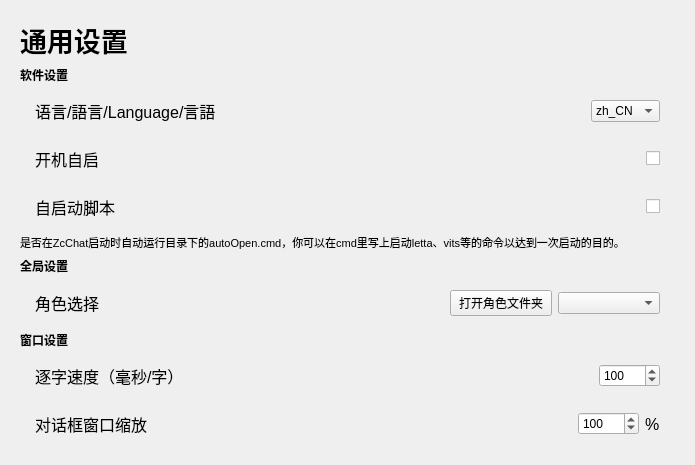
This is mianwindow_uichild/setting_general.ui in Zao-chen/ZcChat as Qt 5 draws it before an edit. The edited form follows.
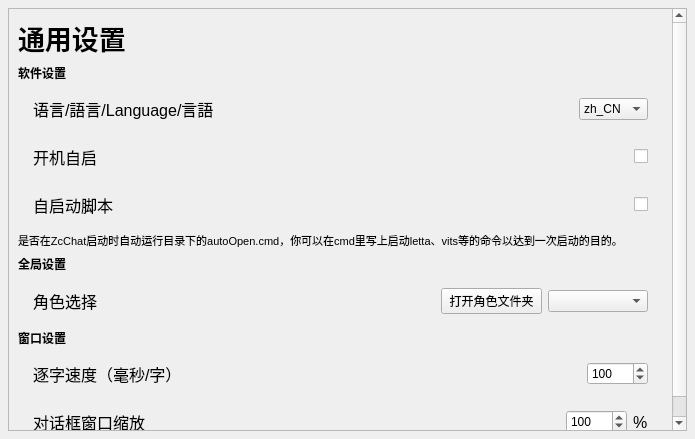
This is the edited form. Custom widgets are drawn as their Qt base class.

Commit message: [refactor] rename setting_actor to setting_actor_interface

```diff
--- a/mianwindow_uichild/setting_general.ui
+++ b/mianwindow_uichild/setting_general.ui
@@ -7,25 +7,40 @@
     <x>0</x>
     <y>0</y>
     <width>695</width>
-    <height>437</height>
+    <height>439</height>
    </rect>
   </property>
   <property name="windowTitle">
    <string>Form</string>
   </property>
-  <layout class="QVBoxLayout" name="verticalLayout" stretch="0,0,0,0,0,0,0,0,0,0,0,0,1">
+  <layout class="QVBoxLayout" name="verticalLayout" stretch="0">
    <property name="leftMargin">
-    <number>20</number>
+    <number>8</number>
    </property>
    <property name="topMargin">
-    <number>20</number>
+    <number>8</number>
    </property>
    <property name="rightMargin">
-    <number>20</number>
+    <number>8</number>
    </property>
    <property name="bottomMargin">
-    <number>20</number>
+    <number>8</number>
    </property>
+   <item>
+    <widget class="QScrollArea" name="scrollArea">
+     <property name="widgetResizable">
+      <bool>true</bool>
+     </property>
+     <widget class="QWidget" name="scrollAreaWidgetContents">
+      <property name="geometry">
+       <rect>
+        <x>0</x>
+        <y>0</y>
+        <width>677</width>
+        <height>421</height>
+       </rect>
+      </property>
+      <layout class="QVBoxLayout" name="verticalLayout_2" stretch="0,0,0,0,0,0,0,0,0,0,0,0,1">
    <item>
     <widget class="ElaText" name="label">
      <property name="font">
@@ -370,7 +385,7 @@
      <property name="sizeHint" stdset="0">
       <size>
        <width>20</width>
-       <height>40</height>
+           <height>1</height>
       </size>
      </property>
     </spacer>
@@ -383,10 +398,14 @@
      <property name="sizeHint" stdset="0">
       <size>
        <width>20</width>
-       <height>42</height>
+           <height>0</height>
       </size>
      </property>
     </spacer>
+       </item>
+      </layout>
+     </widget>
+    </widget>
    </item>
   </layout>
  </widget>
```
Lines whose indentation alone changed are shown as unchanged. The commit also changes 13 other files.
